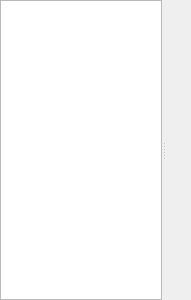
Old version of the form tools/maya/cloth/clothEditor/ui/wgAttr.ui in the repository snaress/studio.
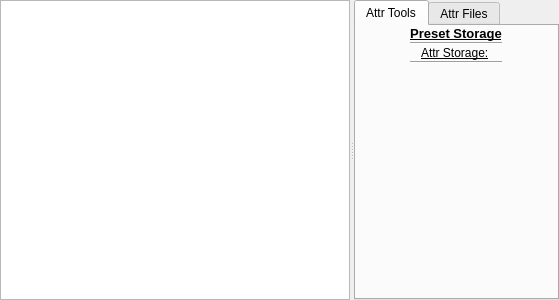
New version of the form.

Commit message: clothEditor: Add preset storage

```diff
--- a/tools/maya/cloth/clothEditor/ui/wgAttr.ui
+++ b/tools/maya/cloth/clothEditor/ui/wgAttr.ui
@@ -6,7 +6,7 @@
    <rect>
     <x>0</x>
     <y>0</y>
-    <width>191</width>
+    <width>559</width>
     <height>300</height>
    </rect>
   </property>
@@ -71,17 +71,123 @@
         <number>0</number>
        </property>
        <item>
-        <spacer name="horizontalSpacer">
-         <property name="orientation">
-          <enum>Qt::Horizontal</enum>
+        <widget class="QTabWidget" name="tabAttr">
+         <property name="currentIndex">
+          <number>0</number>
          </property>
-         <property name="sizeHint" stdset="0">
-          <size>
-           <width>40</width>
-           <height>20</height>
-          </size>
-         </property>
-        </spacer>
+         <widget class="QWidget" name="tabAttrTools">
+          <attribute name="title">
+           <string>Attr Tools</string>
+          </attribute>
+          <layout class="QGridLayout" name="gridLayout_2">
+           <property name="leftMargin">
+            <number>1</number>
+           </property>
+           <property name="topMargin">
+            <number>0</number>
+           </property>
+           <property name="rightMargin">
+            <number>1</number>
+           </property>
+           <property name="bottomMargin">
+            <number>0</number>
+           </property>
+           <property name="horizontalSpacing">
+            <number>0</number>
+           </property>
+           <property name="verticalSpacing">
+            <number>1</number>
+           </property>
+           <item row="1" column="0">
+            <widget class="Line" name="line">
+             <property name="orientation">
+              <enum>Qt::Horizontal</enum>
+             </property>
+            </widget>
+           </item>
+           <item row="4" column="0">
+            <spacer name="verticalSpacer">
+             <property name="orientation">
+              <enum>Qt::Vertical</enum>
+             </property>
+             <property name="sizeHint" stdset="0">
+              <size>
+               <width>20</width>
+               <height>40</height>
+              </size>
+             </property>
+            </spacer>
+           </item>
+           <item row="0" column="0">
+            <widget class="QLabel" name="lVtxStor">
+             <property name="font">
+              <font>
+               <pointsize>10</pointsize>
+               <weight>75</weight>
+               <bold>true</bold>
+               <underline>true</underline>
+              </font>
+             </property>
+             <property name="text">
+              <string>Preset Storage</string>
+             </property>
+             <property name="alignment">
+              <set>Qt::AlignCenter</set>
+             </property>
+            </widget>
+           </item>
+           <item row="2" column="0">
+            <layout class="QHBoxLayout" name="hlAttrStorage">
+             <property name="spacing">
+              <number>2</number>
+             </property>
+             <property name="topMargin">
+              <number>0</number>
+             </property>
+             <property name="bottomMargin">
+              <number>0</number>
+             </property>
+             <item>
+              <widget class="QLabel" name="lAttrStorage">
+               <property name="minimumSize">
+                <size>
+                 <width>70</width>
+                 <height>0</height>
+                </size>
+               </property>
+               <property name="maximumSize">
+                <size>
+                 <width>70</width>
+                 <height>16777215</height>
+                </size>
+               </property>
+               <property name="font">
+                <font>
+                 <underline>true</underline>
+                </font>
+               </property>
+               <property name="text">
+                <string>Attr Storage:</string>
+               </property>
+              </widget>
+             </item>
+            </layout>
+           </item>
+           <item row="3" column="0">
+            <widget class="Line" name="line_2">
+             <property name="orientation">
+              <enum>Qt::Horizontal</enum>
+             </property>
+            </widget>
+           </item>
+          </layout>
+         </widget>
+         <widget class="QWidget" name="tabAttrFiles">
+          <attribute name="title">
+           <string>Attr Files</string>
+          </attribute>
+         </widget>
+        </widget>
        </item>
       </layout>
      </widget>
```
The commit also changes 16 other files.
